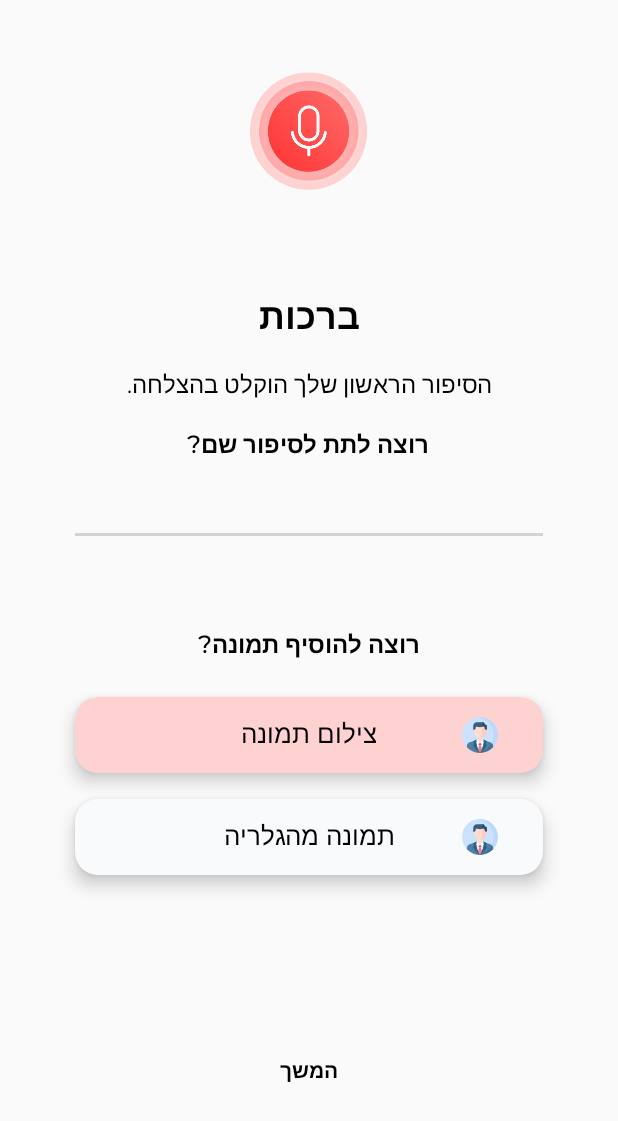
After one commit to shayAslan/RecordApp, an Android app: the layout upload_story_layout.xml on its own in the app's theme, with its tools: preview values and no code run, on a phone screen of 412 x 824 dp. The commit adds this screen. Shown: the top 1121 px of the screen. Run offline under Robolectric (Android 15) with nearby library versions, the phone set to English and light mode, and no system bars.

Commit message:
Upload story layout

```diff
--- /dev/null
+++ b/MusicApplication/app/src/main/res/drawable/underline_gray_layerlist.xml
@@ -0,0 +1,15 @@
+<?xml version="1.0" encoding="utf-8"?>
+<layer-list xmlns:android="http://schemas.android.com/apk/res/android">
+    <item
+        android:bottom="3dp"
+        android:left="-4dp"
+        android:right="-4dp"
+        android:top="-4dp">
+        <shape android:shape="rectangle">
+            <solid android:color="@android:color/transparent" />
+            <stroke
+                android:width="2dp"
+                android:color="#CFD4D6" />
+        </shape>
+    </item>
+</layer-list>
--- /dev/null
+++ b/MusicApplication/app/src/main/res/layout/upload_story_layout.xml
@@ -0,0 +1,170 @@
+<?xml version="1.0" encoding="utf-8"?>
+<LinearLayout xmlns:android="http://schemas.android.com/apk/res/android"
+    xmlns:app="http://schemas.android.com/apk/res-auto"
+    android:layout_width="match_parent"
+    android:layout_height="match_parent"
+    android:gravity="center_horizontal"
+    android:orientation="vertical">
+
+
+    <ImageView
+        android:layout_width="wrap_content"
+        android:layout_height="wrap_content"
+        android:layout_marginTop="30dp"
+        android:src="@drawable/record_button" />
+
+    <TextView
+        android:layout_width="wrap_content"
+        android:layout_height="wrap_content"
+        android:layout_marginTop="49dp"
+        android:fontFamily="@font/montserrat"
+        android:gravity="center"
+        android:text="@string/upload_story_title"
+        android:textColor="@color/black"
+        android:textSize="24dp"
+        android:textStyle="bold" />
+
+    <TextView
+        android:layout_width="wrap_content"
+        android:layout_height="wrap_content"
+        android:layout_marginTop="14dp"
+        android:fontFamily="@font/montserrat"
+        android:gravity="center"
+        android:lines="1"
+        android:text="@string/upload_story_lbl_1"
+        android:textColor="@color/black"
+        android:textSize="16dp" />
+
+    <TextView
+        android:layout_width="wrap_content"
+        android:layout_height="wrap_content"
+        android:layout_marginTop="15dp"
+        android:fontFamily="@font/montserrat"
+        android:gravity="center"
+        android:text="@string/upload_story_lbl_2"
+        android:textColor="@color/black"
+        android:textSize="16dp"
+        android:textStyle="bold" />
+
+    <EditText
+        android:id="@+id/txt_upload_record_name"
+        android:layout_width="match_parent"
+        android:layout_height="wrap_content"
+        android:layout_marginStart="50dp"
+        android:layout_marginTop="8dp"
+        android:layout_marginEnd="50dp"
+        android:background="@drawable/underline_gray_layerlist"
+        android:fontFamily="@font/montserrat"
+        android:padding="10dp"
+        android:textColor="#4A4B4B"
+        android:textSize="15sp" />
+
+    <TextView
+        android:layout_width="wrap_content"
+        android:layout_height="wrap_content"
+        android:layout_marginTop="58dp"
+        android:fontFamily="@font/montserrat"
+        android:gravity="center"
+        android:text="@string/upload_story_lbl_3"
+        android:textColor="@color/black"
+        android:textSize="16dp"
+        android:textStyle="bold" />
+
+    <androidx.cardview.widget.CardView
+        android:id="@+id/btn_take_picture"
+        android:layout_width="match_parent"
+        android:layout_height="wrap_content"
+        android:layout_marginStart="50dp"
+        android:layout_marginTop="22dp"
+        android:layout_marginEnd="50dp"
+        app:cardBackgroundColor="#FFD2D2"
+        app:cardCornerRadius="15dp"
+        app:cardElevation="7dp">
+
+        <RelativeLayout
+            android:layout_width="match_parent"
+            android:layout_height="wrap_content"
+            android:orientation="horizontal"
+            android:paddingTop="12dp"
+            android:paddingBottom="12dp">
+
+
+            <ImageView
+                android:layout_width="wrap_content"
+                android:layout_height="wrap_content"
+                android:layout_alignParentEnd="true"
+                android:layout_centerVertical="true"
+                android:layout_marginEnd="30dp"
+                android:src="@drawable/ic_profile" />
+
+            <TextView
+                android:layout_width="wrap_content"
+                android:layout_height="wrap_content"
+                android:layout_centerInParent="true"
+                android:fontFamily="@font/montserrat"
+                android:gravity="center"
+                android:text="@string/take_picture"
+                android:textColor="@color/black"
+                android:textSize="17dp" />
+
+        </RelativeLayout>
+
+    </androidx.cardview.widget.CardView>
+
+    <androidx.cardview.widget.CardView
+        android:id="@+id/btn_upload_picture"
+        android:layout_width="match_parent"
+        android:layout_height="wrap_content"
+        android:layout_marginStart="50dp"
+        android:layout_marginTop="17dp"
+        android:layout_marginEnd="50dp"
+        app:cardBackgroundColor="#F9FAFC"
+        app:cardCornerRadius="15dp"
+        app:cardElevation="7dp">
+
+        <RelativeLayout
+            android:layout_width="match_parent"
+            android:layout_height="wrap_content"
+            android:orientation="horizontal"
+            android:paddingTop="12dp"
+            android:paddingBottom="12dp">
+
+
+            <ImageView
+                android:layout_width="wrap_content"
+                android:layout_height="wrap_content"
+                android:layout_alignParentEnd="true"
+                android:layout_centerVertical="true"
+                android:layout_marginEnd="30dp"
+                android:src="@drawable/ic_profile" />
+
+
+            <TextView
+                android:layout_width="wrap_content"
+                android:layout_height="wrap_content"
+                android:layout_centerInParent="true"
+                android:fontFamily="@font/montserrat"
+                android:gravity="center"
+                android:text="@string/gallery_picture"
+                android:textColor="@color/black"
+                android:textSize="17dp" />
+
+        </RelativeLayout>
+
+    </androidx.cardview.widget.CardView>
+
+    <TextView
+        android:id="@+id/btn_continue"
+        android:layout_width="wrap_content"
+        android:layout_height="wrap_content"
+        android:layout_marginTop="115dp"
+        android:fontFamily="@font/montserrat"
+        android:gravity="center"
+        android:padding="5dp"
+        android:text="@string/continue_btn"
+        android:textColor="@color/black"
+        android:textSize="14dp"
+        android:textStyle="bold" />
+
+
+</LinearLayout>
--- a/MusicApplication/app/src/main/res/values/strings.xml
+++ b/MusicApplication/app/src/main/res/values/strings.xml
@@ -9,4 +9,11 @@
     <string name="map">מפה</string>
     <string name="description_library">ספריית הסיפורים \nשלך עדיין ריקה</string>
     <string name="description_highlight">זה הזמן להתחיל</string>
+    <string name="upload_story_title">ברכות</string>
+    <string name="upload_story_lbl_1">הסיפור הראשון שלך הוקלט בהצלחה.</string>
+    <string name="upload_story_lbl_2">רוצה לתת לסיפור שם?</string>
+    <string name="upload_story_lbl_3">רוצה להוסיף תמונה?</string>
+    <string name="take_picture">צילום תמונה</string>
+    <string name="gallery_picture">תמונה מהגלריה</string>
+    <string name="continue_btn">המשך</string>
 </resources>
```
